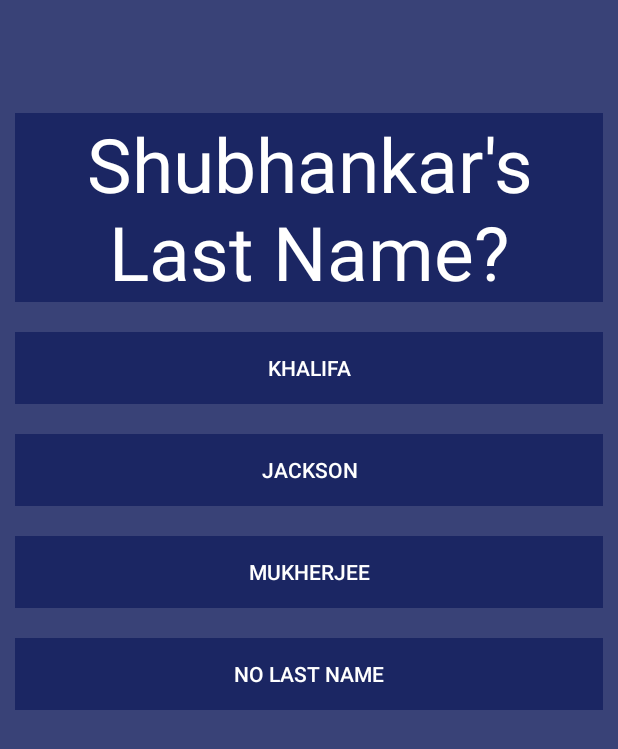
After one commit to ricku44/VOCApp, an Android app: the layout overlay.xml on its own in the app's theme, with its tools: preview values and no code run, on a phone screen of 412 x 824 dp. The commit adds this screen. Shown: the top 749 px of the screen. Run offline under Robolectric (Android 15) with nearby library versions, the phone set to English and light mode, and no system bars.

Commit message:
2nd Comm

```diff
--- a/app/src/main/AndroidManifest.xml
+++ b/app/src/main/AndroidManifest.xml
@@ -6,6 +6,9 @@
     <dist:module dist:instant="true" />
 
     <uses-permission android:name="android.permission.SYSTEM_ALERT_WINDOW" />
+    <uses-permission android:name="android.permission.FOREGROUND_SERVICE"/>
+    <uses-permission android:name="android.permission.ACTION_MANAGE_OVERLAY_PERMISSION"/>
+
 
     <application
         android:allowBackup="true"
@@ -15,7 +18,6 @@
         android:supportsRtl="true"
         android:fullBackupContent="true"
         android:theme="@style/AppTheme">
-        <activity android:name=".Problem"></activity>
         <activity
             android:name=".Home"
             android:label="@string/title_activity_home"
@@ -28,6 +30,8 @@
         </activity>
 
         <service android:name=".ServiceOverlay" />
+        <service android:name=".BackService"
+                 android:exported="false" />
     </application>
 
 </manifest>
--- a/app/src/main/java/com/example/greapp/UnlockTrigger.java
+++ b/app/src/main/java/com/example/greapp/UnlockTrigger.java
@@ -13,10 +13,8 @@ public class UnlockTrigger extends BroadcastReceiver {
 
         KeyguardManager keyguardManager = (KeyguardManager)context.getSystemService(Context.KEYGUARD_SERVICE);
         if (keyguardManager.isKeyguardSecure()) {
-
-            Intent intent1 = new Intent(context,ServiceOverlay.class);
-            context.startActivity(intent1);
-
+            Intent i = new Intent(context,ServiceOverlay.class);
+            context.startService(i);
         }
     }
 
--- /dev/null
+++ b/app/src/main/res/layout/overlay.xml
@@ -0,0 +1,85 @@
+<?xml version="1.0" encoding="utf-8"?>
+
+<LinearLayout xmlns:android="http://schemas.android.com/apk/res/android"
+    android:layout_width="match_parent"
+    android:layout_height="match_parent"
+    android:orientation="vertical"
+    android:background="#DC1B2663">
+
+    <TextView
+        android:layout_width="match_parent"
+        android:layout_height="wrap_content"
+        android:layout_gravity="center"
+        android:textSize="50sp"
+        android:layout_marginTop="75dp"
+        android:layout_marginBottom="10dp"
+        android:layout_marginEnd="10dp"
+        android:layout_marginStart="10dp"
+        android:gravity="center"
+        android:background="#1B2663"
+        android:textColor="#ffffff"
+        android:text="Shubhankar's Last Name?" />
+
+
+    <Button
+        android:id="@+id/btn1"
+        style="@style/Widget.AppCompat.Button.Borderless"
+        android:layout_width="match_parent"
+        android:layout_height="wrap_content"
+        android:layout_gravity="center"
+        android:layout_margin="10dp"
+        android:background="#1B2663"
+        android:textColor="#ffffff"
+        android:text="Khalifa" />
+
+
+    <Button
+        android:id="@+id/btn2"
+        style="@style/Widget.AppCompat.Button.Borderless"
+        android:layout_width="match_parent"
+        android:layout_height="wrap_content"
+        android:layout_gravity="center"
+        android:layout_margin="10dp"
+        android:background="#1B2663"
+        android:textColor="#ffffff"
+        android:text="Jackson" />
+
+    <Button
+        android:id="@+id/btn3"
+        style="@style/Widget.AppCompat.Button.Borderless"
+        android:layout_width="match_parent"
+        android:layout_height="wrap_content"
+        android:layout_gravity="center"
+        android:layout_margin="10dp"
+        android:textColor="#ffffff"
+        android:background="#1B2663"
+        android:text="Mukherjee" />
+
+    <Button
+        android:id="@+id/btn4"
+        style="@style/Widget.AppCompat.Button.Borderless"
+        android:layout_width="match_parent"
+        android:layout_height="wrap_content"
+        android:layout_gravity="center"
+        android:background="#1B2663"
+        android:textColor="#ffffff"
+        android:layout_margin="10dp"
+        android:text="No Last Name" />
+
+
+    <Button
+        android:id="@+id/btn5"
+        style="@style/Widget.AppCompat.Button.Borderless"
+        android:layout_width="match_parent"
+        android:layout_height="wrap_content"
+        android:layout_gravity="center"
+        android:background="#1B2663"
+        android:textColor="#FF0000"
+        android:visibility="gone"
+        android:layout_margin="10dp"
+        android:text="OptC" />
+
+
+
+
+</LinearLayout>
--- a/app/src/main/res/values/strings.xml
+++ b/app/src/main/res/values/strings.xml
@@ -14,4 +14,7 @@
     <string name="menu_tools">Tools</string>
     <string name="menu_share">Share</string>
     <string name="menu_send">Send</string>
+
+    <!-- TODO: Remove or change this placeholder text -->
+    <string name="hello_blank_fragment">Hello blank fragment</string>
 </resources>
```
Also changed, not shown: app/src/main/java/com/example/greapp/BackService.java (added, +57 -0 lines), app/src/main/java/com/example/greapp/Home.java (+16 -3 lines), app/src/main/java/com/example/greapp/Problem.java (+94 -17 lines), app/src/main/java/com/example/greapp/ServiceOverlay.java (+20 -8 lines), app/src/main/java/com/example/greapp/ServiceOverlayView.java (deleted, +0 -134 lines), app/src/main/res/drawable/ic_notification.xml (added, +9 -0 lines), app/src/main/res/layout/activity_problem.xml (deleted, +0 -14 lines), app/src/main/res/layout/tag_layout.xml (deleted, +0 -15 lines).
